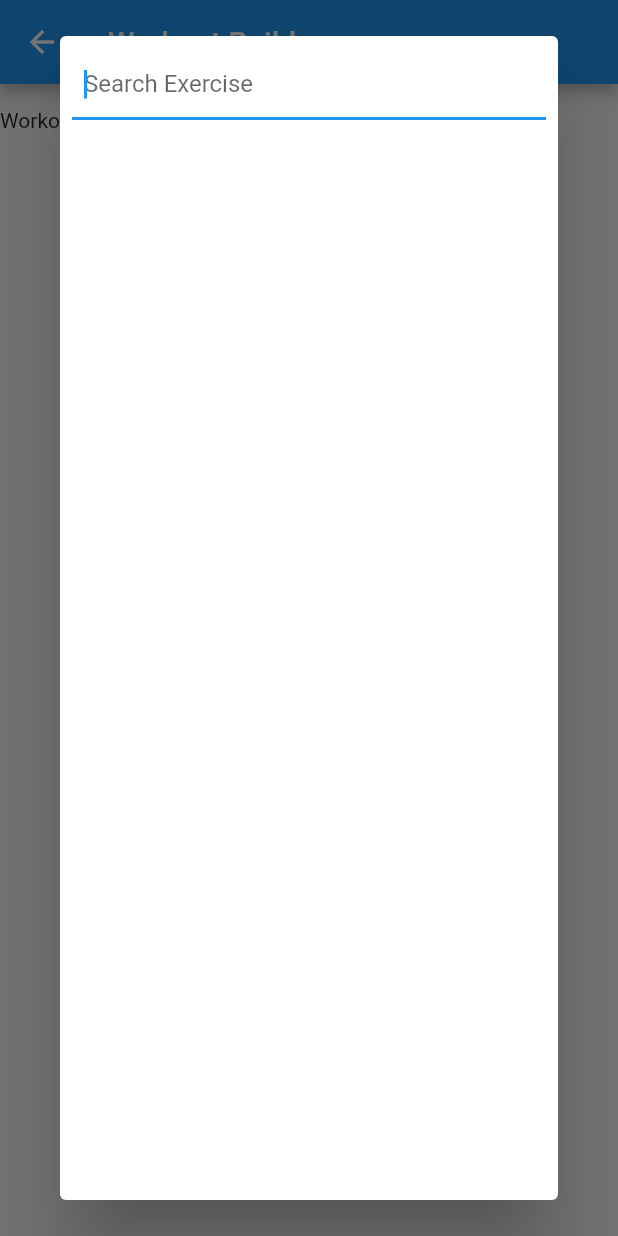
After one commit to MathewBravo/GymAppRebuild, a Flutter app: the WorkoutBuilder screen opened by its route, after a tap on "Add Exercise", on a phone screen of 412 x 824 dp. The commit adds this screen. Run offline on Flutter 3.47's test engine with Material 2 defaults, Android fonts, the phone set to English and light mode, and no system bars; our stand-ins replace isar; accounts and stored records are empty; generated files the repository leaves out were written again.

Commit message:
Started implementing workout builder.

```diff
--- a/lib/main.dart
+++ b/lib/main.dart
@@ -9,6 +9,7 @@ import 'package:open_gym/screens/my_workouts.dart';
 import 'package:open_gym/screens/plan_builder.dart';
 import 'package:open_gym/screens/plate_calculator.dart';
 import 'package:open_gym/screens/user_settings.dart';
+import 'package:open_gym/screens/workout_builder.dart';
 import 'package:open_gym/services/isar_service.dart';
 
 void main() {
@@ -42,7 +43,8 @@ class MyApp extends StatelessWidget {
         PlanBuilder.routeName: (context) => const PlanBuilder(),
         MyPlans.routeName: (context) => MyPlans(isarService: isarService),
         MyWorkouts.routeName: (context) => MyWorkouts(isarService: isarService),
-        ExerciseLibrary.routeName: (context) => const ExerciseLibrary(),
+        ExerciseLibrary.routeName: (context) => ExerciseLibrary(isarService: isarService),
+        WorkoutBuilder.routeName: (context) => WorkoutBuilder(isarService: isarService),
       },
     );
   }
--- /dev/null
+++ b/lib/models/workout.dart
@@ -0,0 +1,13 @@
+import 'package:isar/isar.dart';
+
+import 'exercise.dart';
+part 'workout.g.dart';
+
+@collection
+class Workout{
+ Id? id;
+
+ late String name;
+
+ final exercises = IsarLinks<Exercise>();
+}
--- a/lib/screens/my_workouts.dart
+++ b/lib/screens/my_workouts.dart
@@ -1,4 +1,5 @@
 import 'package:flutter/material.dart';
+import 'package:open_gym/screens/workout_builder.dart';
 import 'package:open_gym/services/isar_service.dart';
 import 'package:open_gym/widgets/main_drawer.dart';
 
@@ -15,6 +16,7 @@ class MyWorkouts extends StatelessWidget {
       ),
       drawer: MainDrawer(),
       floatingActionButton: FloatingActionButton(onPressed:(){
+        Navigator.pushNamed(context, WorkoutBuilder.routeName);
       } ,child: const Icon(Icons.add),),
     );
   }
--- /dev/null
+++ b/lib/screens/workout_builder.dart
@@ -0,0 +1,148 @@
+import 'package:flutter/material.dart';
+import 'package:open_gym/services/isar_service.dart';
+
+import '../models/exercise.dart';
+
+class WorkoutBuilder extends StatefulWidget {
+  static const routeName = '/workout-builder';
+  IsarService isarService;
+
+  WorkoutBuilder({Key? key, required this.isarService}) : super(key: key);
+
+  @override
+  State<WorkoutBuilder> createState() => _WorkoutBuilderState();
+}
+
+class _WorkoutBuilderState extends State<WorkoutBuilder> {
+  TextEditingController _workoutNameController = TextEditingController();
+  List<Exercise> exercises = [];
+  List<Exercise> selectedExercises = [];
+
+  static String _displayStringForOption(Exercise exercise) => exercise.name!;
+
+  Future<List<Exercise>> getExerciseLibrary() {
+    return widget.isarService.getAllExercises();
+  }
+
+  @override
+  Widget build(BuildContext context) {
+    return Scaffold(
+      appBar: AppBar(
+        title: const Text('Workout Builder'),
+      ),
+      body: FutureBuilder(
+        future: getExerciseLibrary(),
+        builder: (BuildContext context, AsyncSnapshot<dynamic> snapshot) {
+          if (snapshot.hasData) {
+            exercises = snapshot.data!;
+            return Form(
+              child: Column(
+                children: [
+                  Row(
+                    children: [
+                      const Text('Workout Name'),
+                      SizedBox(
+                        width: 250,
+                        child: TextFormField(
+                          controller: _workoutNameController,
+                        ),
+                      )
+                    ],
+                  ),
+                  ElevatedButton(
+                    onPressed: () {
+                      _openSearchDialog();
+                    },
+                    child: const Text('Add Exercise'),
+                  ),
+                  ListView.builder(
+                    shrinkWrap: true,
+                    itemBuilder: (context, index) {
+                      return Card(
+                        child: Padding(
+                          padding: const EdgeInsets.symmetric(horizontal: 15, vertical: 10),
+                          child: Text(selectedExercises[index].name!),
+                        ),
+                      );
+                    },
+                    itemCount: selectedExercises.length,
+                  )
+                ],
+              ),
+            );
+          } else {
+            return const Center(
+              child: Text('Loading Dependencies'),
+            );
+          }
+        },
+      ),
+    );
+  }
+
+  void _handleExerciseSelection(Exercise exercise) {
+    setState(() {
+      selectedExercises.add(exercise);
+    });
+  }
+
+  void _openSearchDialog() => showDialog(
+      context: context,
+      builder: (context) => Dialog(
+            child: Column(
+              children: [
+                Autocomplete<Exercise>(
+                  fieldViewBuilder: ((context, textEditingController, focusNode,
+                      onFieldSubmitted) {
+                    FocusScope.of(context).requestFocus(focusNode);
+                    return Padding(
+                      padding: const EdgeInsets.all(8.0),
+                      child: Column(
+                        children: [
+                          TextFormField(
+                            controller: textEditingController,
+                            focusNode: focusNode,
+                            onEditingComplete: onFieldSubmitted,
+                            decoration: const InputDecoration(
+                                hintText: 'Search Exercise',
+                                contentPadding: EdgeInsets.all(8)),
+                          ),
+                        ],
+                      ),
+                    );
+                  }),
+                  displayStringForOption: _displayStringForOption,
+                  optionsBuilder: (TextEditingValue textEditingValue) {
+                    if (textEditingValue.text == '') {
+                      return const Iterable<Exercise>.empty();
+                    }
+                    return exercises.where((element) => element.name!
+                        .toLowerCase()
+                        .contains(textEditingValue.text.toLowerCase()));
+                  },
+                  onSelected: (Exercise? selected) {
+                    _handleExerciseSelection(selected!);
+                    Navigator.pop(context);
+                  },
+                ),
+                Expanded(
+                  child: ListView.builder(
+                    key: UniqueKey(),
+                    physics: const AlwaysScrollableScrollPhysics(),
+                    shrinkWrap: true,
+                    itemBuilder: (context, index) {
+                      return ListTile(
+                        title: Text(exercises[index].name!),
+                        onTap: () {
+                          _handleExerciseSelection(exercises[index]);
+                          Navigator.pop(context);
+                        },
+                      );
+                    },
+                    itemCount: exercises.length,
+                  ),
+                )
+              ],
+            ),
+          ));
+}
--- a/lib/services/isar_service.dart
+++ b/lib/services/isar_service.dart
@@ -1,6 +1,6 @@
-import 'package:flutter/material.dart';
 import 'package:isar/isar.dart';
 import 'package:open_gym/models/user_settings.dart';
+import 'package:open_gym/models/workout.dart';
 import 'package:open_gym/providers/default_exercises.dart';
 
 import '../models/exercise.dart';
@@ -13,25 +13,21 @@ class IsarService {
     checkDefault();
   }
 
-  Future<void> checkDefault() async{
+  Future<void> checkDefault() async {
     int defExLib = await checkExerciseLibrary();
-    if(defExLib == 0){
+    if (defExLib == 0) {
       await addDefaultExercises();
     }
-    print(defExLib);
   }
 
-
-
   Future<Isar> openIsar() async {
-    if(Isar.instanceNames.isEmpty) {
-      return await Isar.open([UserSettingsSchema, ExerciseSchema]);
+    if (Isar.instanceNames.isEmpty) {
+      return await Isar.open([UserSettingsSchema, ExerciseSchema, WorkoutSchema]);
     }
     return Future.value(Isar.getInstance());
   }
 
-
-  Future<void> createUserSettings(UserSettings userSettings) async{
+  Future<void> createUserSettings(UserSettings userSettings) async {
     final isar = await db;
     isar.writeTxnSync<int>(() => isar.userSettings.putSync(userSettings));
   }
@@ -41,18 +37,42 @@ class IsarService {
     return isar.userSettings.getSync(id);
   }
 
-  Future<int> checkExerciseLibrary() async{
+  Future<int> checkExerciseLibrary() async {
     final isar = await db;
     return isar.exercises.getSizeSync();
   }
 
-  Future<void> addDefaultExercises() async{
+  Future<void> addDefaultExercises() async {
     final isar = await db;
-    isar.writeTxnSync<List<int>>(() => isar.exercises.putAllSync(DEFAULT_EXERCISES));
+    isar.writeTxnSync<List<int>>(
+        () => isar.exercises.putAllSync(DEFAULT_EXERCISES));
+  }
+
+  // TODO: return all exercises
+  Future<List<Exercise>> getAllExercises() async{
+    final isar = await db;
+    return isar.exercises.where().findAllSync();
+  }
+
+  Future<List<Exercise>> getByCategory(String category) async {
+    final isar = await db;
+    return isar.exercises
+        .filter()
+        .bodyPartsElementEqualTo(category)
+        .findAllSync();
+  }
+
+  Future<void> addWorkout(Workout workout) async{
+    final isar = await db;
+    isar.writeTxnSync(() {
+      isar.workouts.putSync(workout);
+    });
+  }
+
+  Future<List<Workout>> getAllWorkouts() async{
+    final isar = await db;
+    return isar.workouts.where().findAllSync();
   }
 
 
-
-
-
 }
```
Also changed, not shown: lib/screens/exercise_by_type.dart (+49 -4 lines), lib/screens/exercise_library.dart (+11 -4 lines), lib/models/exercise.g.dart (added), lib/models/workout.g.dart (added).
